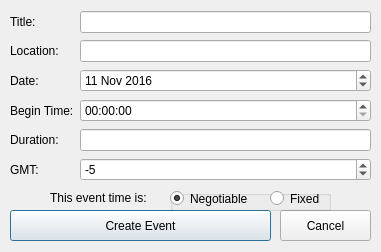
First picture: the form in createevent.ui, repository allenh1/timefuse-client, before the edit.
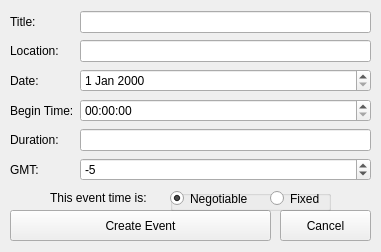
Second picture: the form after the edit.

Patch:
```diff
--- a/createevent.ui
+++ b/createevent.ui
@@ -1,7 +1,7 @@
 <?xml version="1.0" encoding="UTF-8"?>
 <ui version="4.0">
  <class>createevent</class>
- <widget class="QDialog" name="createevent">
+ <widget class="QWidget" name="createevent">
   <property name="geometry">
    <rect>
     <x>0</x>
@@ -85,13 +85,6 @@
     </item>
     <item row="2" column="1">
      <widget class="QDateEdit" name="dateEdit">
-      <property name="date">
-       <date>
-        <year>2016</year>
-        <month>11</month>
-        <day>11</day>
-       </date>
-      </property>
      </widget>
     </item>
     <item row="5" column="0">
```
